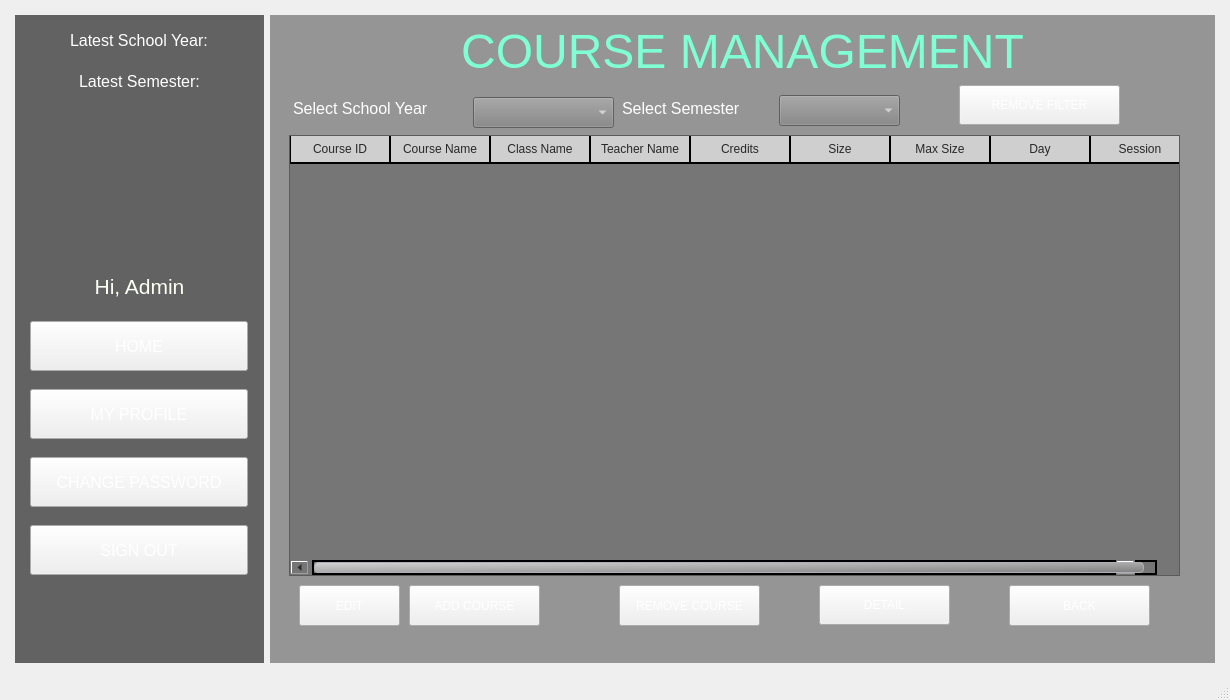
This is StudentManagementSystem/mainwindow.ui in BuhDuy256/Student-Management-GROUP6-KTLT-23CLC03 as Qt 5 draws it before an edit. The edited form follows.
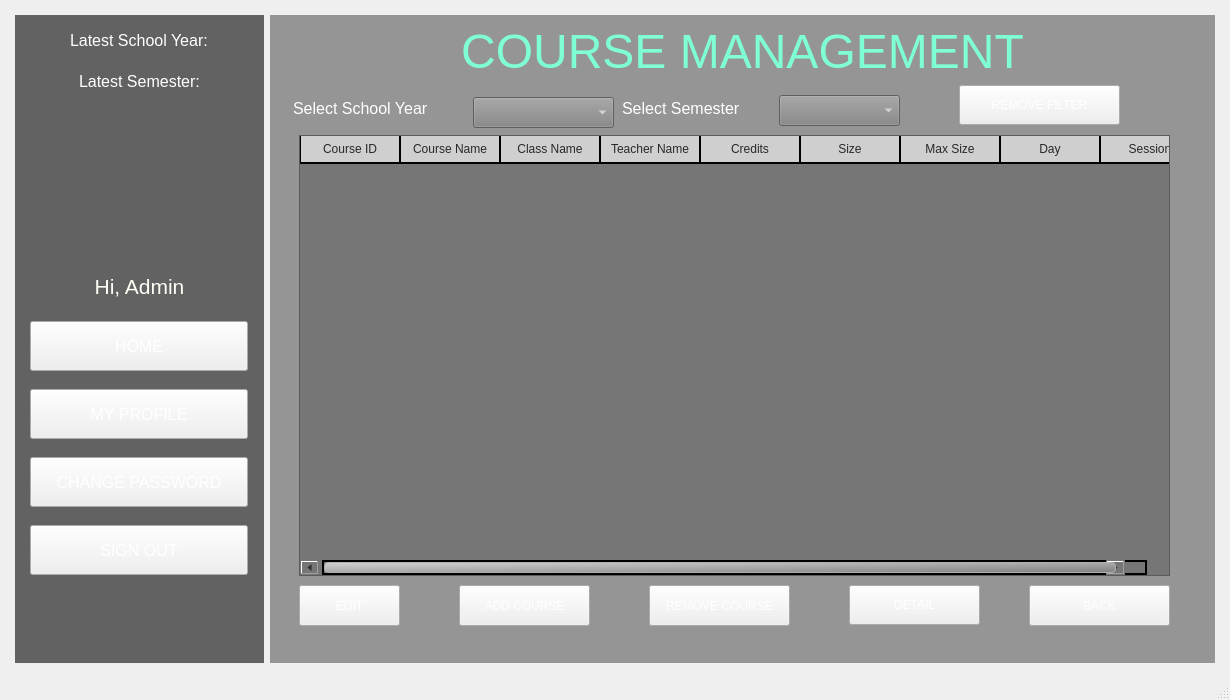
This is the edited form. The open tabs and pages were chosen to show the change. Icons and pictures are not drawn.

Commit message: Change layout to show scrollbar

```diff
--- a/StudentManagementSystem/mainwindow.ui
+++ b/StudentManagementSystem/mainwindow.ui
@@ -2179,7 +2179,7 @@
         <item row="0" column="1">
          <widget class="QStackedWidget" name="stackedWidget_3">
           <property name="sizePolicy">
-           <sizepolicy hsizetype="MinimumExpanding" vsizetype="MinimumExpanding">
+           <sizepolicy hsizetype="Expanding" vsizetype="MinimumExpanding">
             <horstretch>0</horstretch>
             <verstretch>0</verstretch>
            </sizepolicy>
@@ -5147,7 +5147,7 @@
                <widget class="QPushButton" name="button_back_11">
                 <property name="geometry">
                  <rect>
-                  <x>730</x>
+                  <x>750</x>
                   <y>500</y>
                   <width>141</width>
                   <height>41</height>
@@ -5208,14 +5208,14 @@
                <widget class="QTableWidget" name="table_course">
                 <property name="geometry">
                  <rect>
-                  <x>10</x>
+                  <x>20</x>
                   <y>50</y>
-                  <width>891</width>
+                  <width>871</width>
                   <height>441</height>
                  </rect>
                 </property>
                 <property name="sizePolicy">
-                 <sizepolicy hsizetype="Fixed" vsizetype="Fixed">
+                 <sizepolicy hsizetype="Expanding" vsizetype="Expanding">
                   <horstretch>0</horstretch>
                   <verstretch>0</verstretch>
                  </sizepolicy>
@@ -5313,6 +5313,15 @@
 
 </string>
                 </property>
+                <property name="verticalScrollBarPolicy">
+                 <enum>Qt::ScrollBarAsNeeded</enum>
+                </property>
+                <property name="horizontalScrollBarPolicy">
+                 <enum>Qt::ScrollBarAsNeeded</enum>
+                </property>
+                <property name="sizeAdjustPolicy">
+                 <enum>QAbstractScrollArea::AdjustIgnored</enum>
+                </property>
                 <property name="editTriggers">
                  <set>QAbstractItemView::NoEditTriggers</set>
                 </property>
@@ -5470,7 +5479,7 @@
                <widget class="QPushButton" name="button_viewStudent">
                 <property name="geometry">
                  <rect>
-                  <x>540</x>
+                  <x>570</x>
                   <y>500</y>
                   <width>131</width>
                   <height>40</height>
@@ -5514,7 +5523,7 @@
                <widget class="QPushButton" name="button_addCourse">
                 <property name="geometry">
                  <rect>
-                  <x>130</x>
+                  <x>180</x>
                   <y>500</y>
                   <width>131</width>
                   <height>41</height>
@@ -5527,7 +5536,7 @@
                <widget class="QPushButton" name="button_removeCourse">
                 <property name="geometry">
                  <rect>
-                  <x>340</x>
+                  <x>370</x>
                   <y>500</y>
                   <width>141</width>
                   <height>41</height>
```
Left out of the diff: 32 changed lines with no effect on the pictures. The commit also changes 1 other file.
